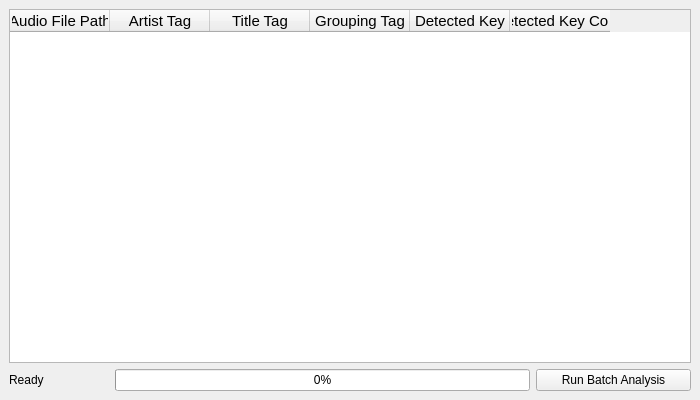
Qt form batchwindow.ui (ibsh/is_KeyFinder) before a commit.
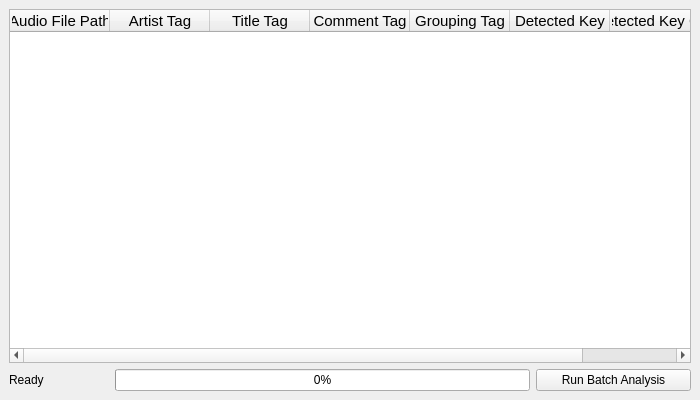
The same form after that commit.

```diff
--- a/batchwindow.ui
+++ b/batchwindow.ui
@@ -55,6 +55,11 @@
         <string>Title Tag</string>
        </property>
       </column>
+      <column>
+       <property name="text">
+        <string>Comment Tag</string>
+       </property>
+      </column>
       <column>
        <property name="text">
         <string>Grouping Tag</string>
```
